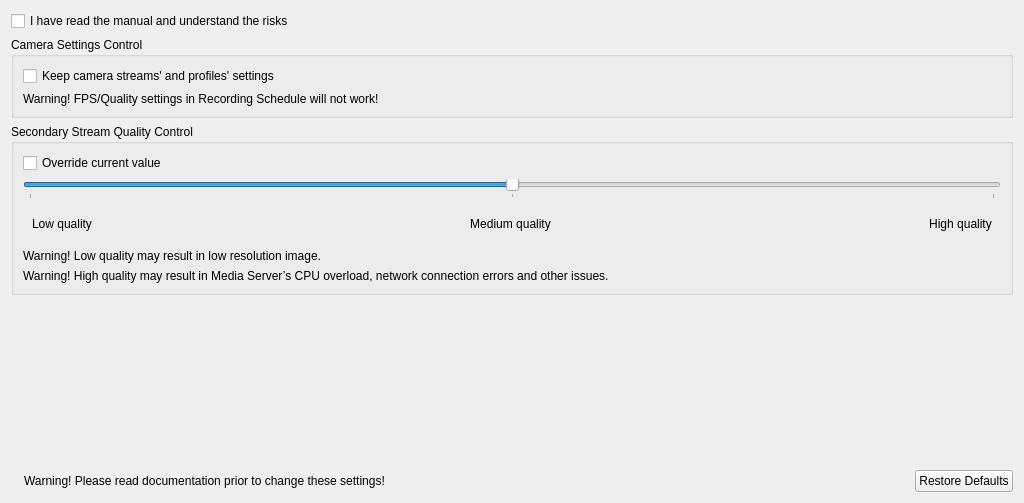
networkoptix/nx_open, file client/src/ui/widgets/properties/expert_settings_widget.ui: the form before one commit.
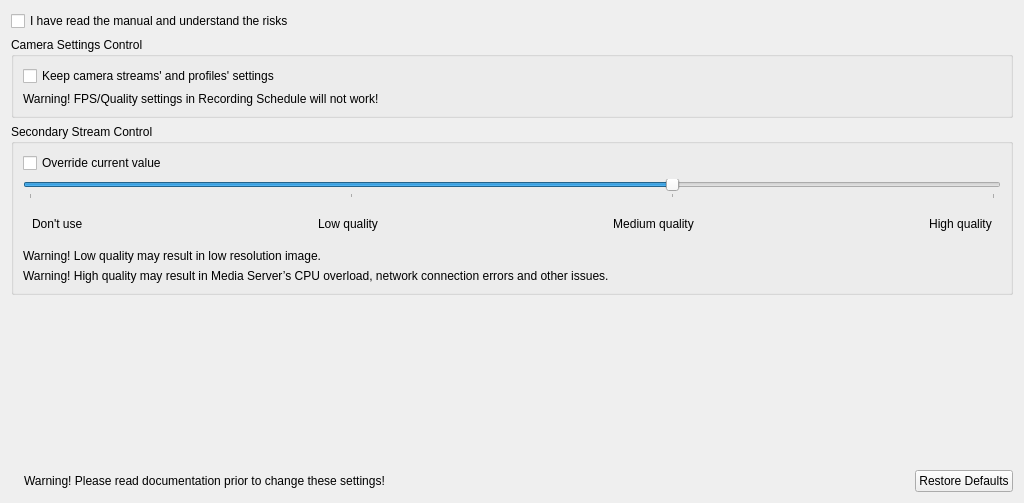
The form after the commit. Icons and pictures are not drawn.

Commit message:
add option to disable dual streaming to camera expert settings
<==== Mercurial data ====>
Branch: release_2.0_china_valid

```diff
--- a/client/src/ui/widgets/properties/expert_settings_widget.ui
+++ b/client/src/ui/widgets/properties/expert_settings_widget.ui
@@ -60,7 +60,7 @@
           <item>
            <widget class="QGroupBox" name="qualityGroupBox">
             <property name="title">
-             <string>Secondary Stream Quality Control</string>
+             <string>Secondary Stream Control</string>
             </property>
             <layout class="QVBoxLayout" name="verticalLayout_3">
              <item>
@@ -73,13 +73,13 @@
              <item>
               <widget class="QSlider" name="qualitySlider">
                <property name="maximum">
-                <number>2</number>
+                <number>3</number>
                </property>
                <property name="pageStep">
                 <number>1</number>
                </property>
                <property name="value">
-                <number>1</number>
+                <number>2</number>
                </property>
                <property name="orientation">
                 <enum>Qt::Horizontal</enum>
@@ -95,6 +95,26 @@
                 <property name="spacing">
                  <number>0</number>
                 </property>
+                <item>
+                 <widget class="QLabel" name="labelDontUseQuality">
+                  <property name="text">
+                   <string>Don't use</string>
+                  </property>
+                 </widget>
+                </item>
+                <item>
+                 <spacer name="horizontalSpacer_4">
+                  <property name="orientation">
+                   <enum>Qt::Horizontal</enum>
+                  </property>
+                  <property name="sizeHint" stdset="0">
+                   <size>
+                    <width>40</width>
+                    <height>20</height>
+                   </size>
+                  </property>
+                 </spacer>
+                </item>
                 <item>
                  <widget class="QLabel" name="labelLowQuality">
                   <property name="text">
```
Left out of the diff: 3 changed lines with no effect on the pictures. The commit also changes 7 other files.
